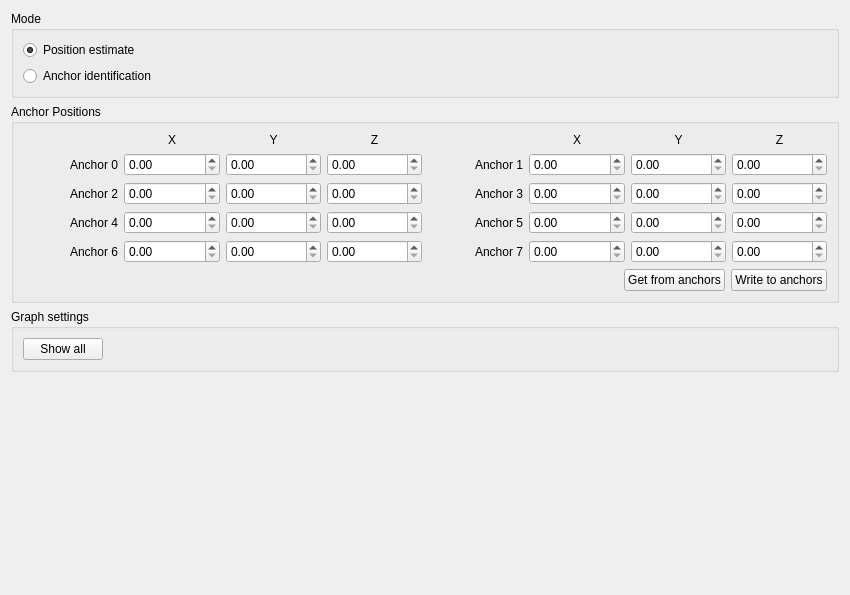
Before: the Qt Designer form src/cfclient/ui/tabs/locopositioning_tab.ui in bitcraze/crazyflie-clients-python, drawn with Qt 5.
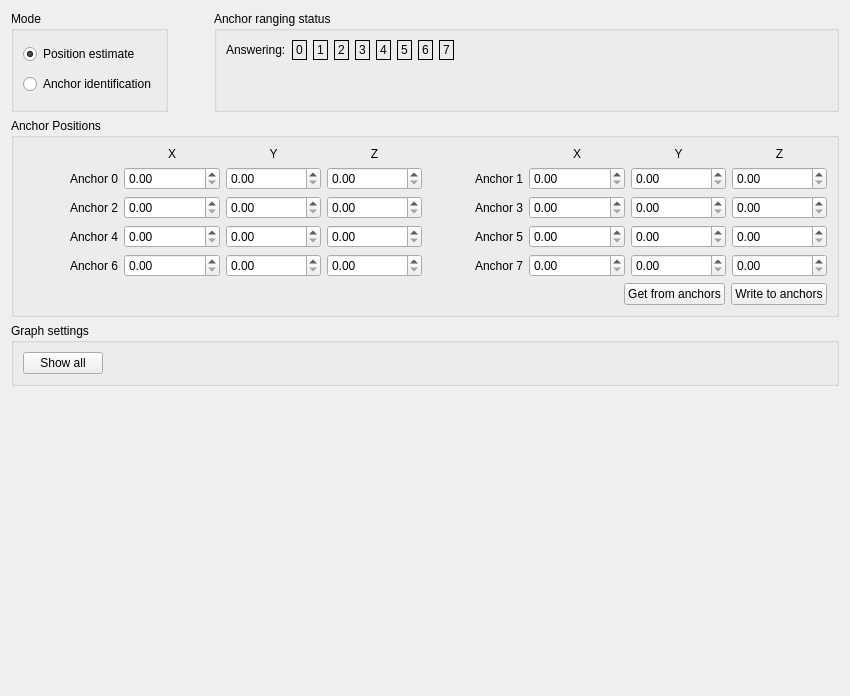
After: the same form once the commit is applied.

Commit message: Show anchor ranging status on the LPS tab (#306)

```diff
--- a/src/cfclient/ui/tabs/locopositioning_tab.ui
+++ b/src/cfclient/ui/tabs/locopositioning_tab.ui
@@ -7,7 +7,7 @@
     <x>0</x>
     <y>0</y>
     <width>850</width>
-    <height>595</height>
+    <height>696</height>
    </rect>
   </property>
   <property name="windowTitle">
@@ -28,6 +28,8 @@
      <item row="0" column="1">
       <layout class="QVBoxLayout" name="_inputLayout">
        <item>
+        <layout class="QHBoxLayout" name="horizontalLayout_8">
+         <item>
         <widget class="QGroupBox" name="groupBox_2">
          <property name="title">
           <string>Mode</string>
@@ -52,6 +54,153 @@
           </item>
          </layout>
         </widget>
+         </item>
+         <item>
+          <spacer name="horizontalSpacer_4">
+           <property name="orientation">
+            <enum>Qt::Horizontal</enum>
+           </property>
+           <property name="sizeType">
+            <enum>QSizePolicy::Preferred</enum>
+           </property>
+           <property name="sizeHint" stdset="0">
+            <size>
+             <width>40</width>
+             <height>20</height>
+            </size>
+           </property>
+          </spacer>
+         </item>
+         <item>
+          <widget class="QGroupBox" name="groupBox_4">
+           <property name="title">
+            <string>Anchor ranging status</string>
+           </property>
+           <layout class="QVBoxLayout" name="verticalLayout_6">
+            <item>
+             <layout class="QHBoxLayout" name="horizontalLayout_6">
+              <item>
+               <widget class="QLabel" name="label_7">
+                <property name="text">
+                 <string>Answering:</string>
+                </property>
+               </widget>
+              </item>
+              <item>
+               <widget class="QLabel" name="_status_a0">
+                <property name="frameShape">
+                 <enum>QFrame::Box</enum>
+                </property>
+                <property name="text">
+                 <string>0</string>
+                </property>
+               </widget>
+              </item>
+              <item>
+               <widget class="QLabel" name="_status_a1">
+                <property name="frameShape">
+                 <enum>QFrame::Box</enum>
+                </property>
+                <property name="text">
+                 <string>1</string>
+                </property>
+               </widget>
+              </item>
+              <item>
+               <widget class="QLabel" name="_status_a2">
+                <property name="frameShape">
+                 <enum>QFrame::Box</enum>
+                </property>
+                <property name="text">
+                 <string>2</string>
+                </property>
+               </widget>
+              </item>
+              <item>
+               <widget class="QLabel" name="_status_a3">
+                <property name="frameShape">
+                 <enum>QFrame::Box</enum>
+                </property>
+                <property name="text">
+                 <string>3</string>
+                </property>
+               </widget>
+              </item>
+              <item>
+               <widget class="QLabel" name="_status_a4">
+                <property name="frameShape">
+                 <enum>QFrame::Box</enum>
+                </property>
+                <property name="text">
+                 <string>4</string>
+                </property>
+               </widget>
+              </item>
+              <item>
+               <widget class="QLabel" name="_status_a5">
+                <property name="frameShape">
+                 <enum>QFrame::Box</enum>
+                </property>
+                <property name="text">
+                 <string>5</string>
+                </property>
+               </widget>
+              </item>
+              <item>
+               <widget class="QLabel" name="_status_a6">
+                <property name="frameShape">
+                 <enum>QFrame::Box</enum>
+                </property>
+                <property name="text">
+                 <string>6</string>
+                </property>
+               </widget>
+              </item>
+              <item>
+               <widget class="QLabel" name="_status_a7">
+                <property name="frameShape">
+                 <enum>QFrame::Box</enum>
+                </property>
+                <property name="text">
+                 <string>7</string>
+                </property>
+               </widget>
+              </item>
+              <item>
+               <spacer name="horizontalSpacer_3">
+                <property name="orientation">
+                 <enum>Qt::Horizontal</enum>
+                </property>
+                <property name="sizeHint" stdset="0">
+                 <size>
+                  <width>40</width>
+                  <height>20</height>
+                 </size>
+                </property>
+               </spacer>
+              </item>
+             </layout>
+            </item>
+            <item>
+             <spacer name="verticalSpacer_2">
+              <property name="orientation">
+               <enum>Qt::Vertical</enum>
+              </property>
+              <property name="sizeType">
+               <enum>QSizePolicy::Preferred</enum>
+              </property>
+              <property name="sizeHint" stdset="0">
+               <size>
+                <width>20</width>
+                <height>40</height>
+               </size>
+              </property>
+             </spacer>
+            </item>
+           </layout>
+          </widget>
+         </item>
+        </layout>
        </item>
        <item>
         <widget class="QGroupBox" name="groupBox">
```
Lines whose indentation alone changed are shown as unchanged. The commit also changes 1 other file.
